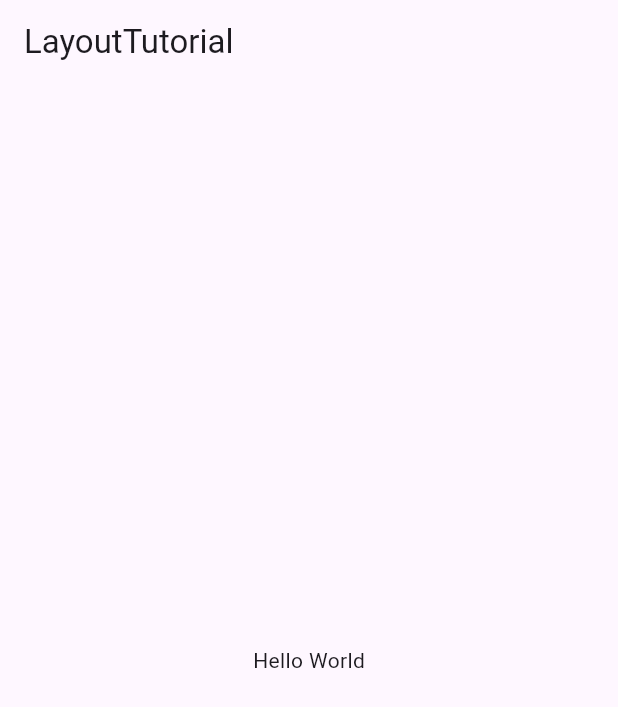
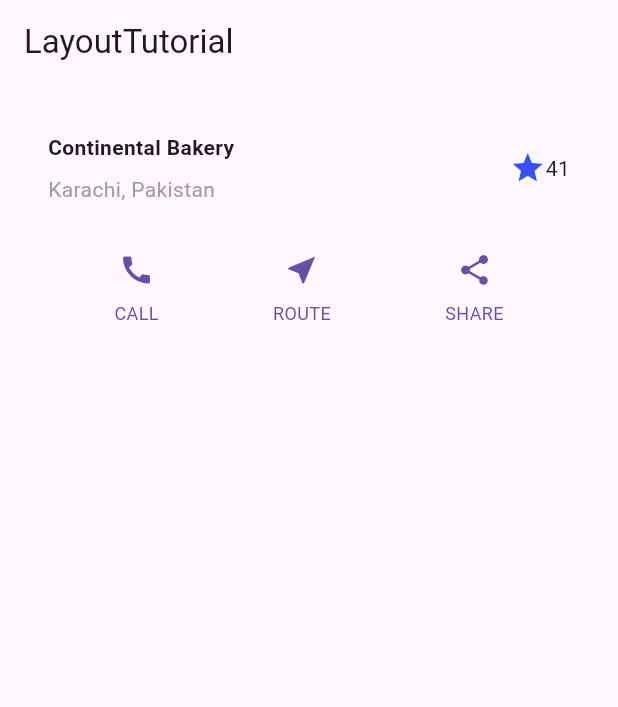
Before and after one commit to D1abol1cal/flutterlayout_week3, a Flutter app: the screen it shows after launch, on a phone screen of 412 x 824 dp. Shown: the top 707 px of the screen. Run offline on Flutter 3.47's test engine with Material 3 defaults, Android fonts, the phone set to English and light mode, and no system bars.

Commit message:
Buttons done

```diff
--- a/lib/main.dart
+++ b/lib/main.dart
@@ -1,6 +1,7 @@
 import 'package:flutter/material.dart';
+import 'package:flutterlayout_week3/title_section.dart';
 
-void main() => runApp(MyApp());
+void main() => runApp(const MyApp());
 
 class MyApp extends StatelessWidget {
   const MyApp({super.key});
@@ -11,13 +12,20 @@
     return MaterialApp(
       title: appTitle,
       home: Scaffold(
-        appBar: AppBar(
-          title: const Text(appTitle),
-        ),
-        body: const Center(
-          child: Text('Hello World'),
-        ),
-      ),
+          appBar: AppBar(
+            title: const Text(appTitle),
+          ),
+          body: const SingleChildScrollView(
+            child: Column(
+              children: [
+                TitleSection(
+                  name: 'Continental Bakery',
+                  location: 'Karachi, Pakistan',
+                ),
+                ButtonSection(),
+              ],
+            ),
+          )),
     );
   }
 }
--- /dev/null
+++ b/lib/title_section.dart
@@ -0,0 +1,100 @@
+import 'package:flutter/material.dart';
+
+class TitleSection extends StatelessWidget {
+  const TitleSection({
+    super.key,
+    required this.name,
+    required this.location,
+  });
+
+  final String name;
+  final String location;
+
+  @override
+  Widget build(BuildContext context) {
+    return Padding(
+      padding: const EdgeInsets.all(32),
+      child: Row(
+        children: [
+          Expanded(
+            child: Column(
+              crossAxisAlignment: CrossAxisAlignment.start,
+              children: [
+                Container(
+                  padding: const EdgeInsets.only(bottom: 8),
+                  child: Text(
+                    name,
+                    style: const TextStyle(
+                      fontWeight: FontWeight.bold,
+                    ),
+                  ),
+                ),
+                Text(
+                  location,
+                  style: TextStyle(
+                    color: Colors.grey[500],
+                  ),
+                ),
+              ],
+            ),
+          ),
+          const Icon(
+            Icons.star,
+            color: Color.fromARGB(255, 54, 82, 244),
+          ),
+          const Text('41'),
+        ],
+      ),
+    );
+  }
+}
+
+class ButtonSection extends StatelessWidget {
+  const ButtonSection({super.key});
+
+  @override
+  Widget build(BuildContext context) {
+    final Color color = Theme.of(context).primaryColor;
+    return SizedBox(
+      child: Row(
+        mainAxisAlignment: MainAxisAlignment.spaceEvenly,
+        children: [
+          ButtonWithText(color: color, icon: Icons.call, text: 'CALL'),
+          ButtonWithText(color: color, icon: Icons.near_me, text: 'ROUTE'),
+          ButtonWithText(color: color, icon: Icons.share, text: 'SHARE'),
+        ],
+      ),
+    );
+  }
+}
+
+class ButtonWithText extends StatelessWidget {
+  const ButtonWithText(
+      {super.key, required this.color, required this.icon, required this.text});
+
+  final Color color;
+  final IconData icon;
+  final String text;
+
+  @override
+  Widget build(BuildContext context) {
+    return Column(
+      mainAxisSize: MainAxisSize.min,
+      mainAxisAlignment: MainAxisAlignment.center,
+      children: [
+        Icon(icon, color: color),
+        Padding(
+          padding: const EdgeInsets.only(top: 8),
+          child: Text(
+            text,
+            style: TextStyle(
+              fontSize: 12,
+              fontWeight: FontWeight.w400,
+              color: color,
+            ),
+          ),
+        ),
+      ],
+    );
+  }
+}
```
